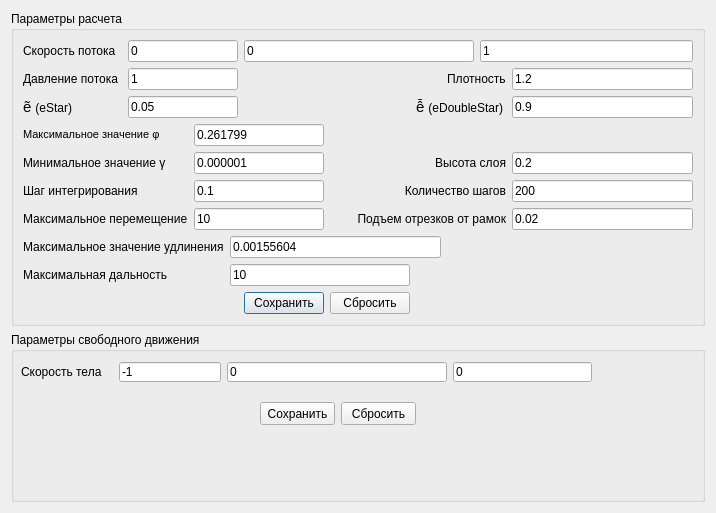
Before: the Qt Designer form solversettings.ui in ChrisEllin/VortexMethod, drawn with Qt 5.
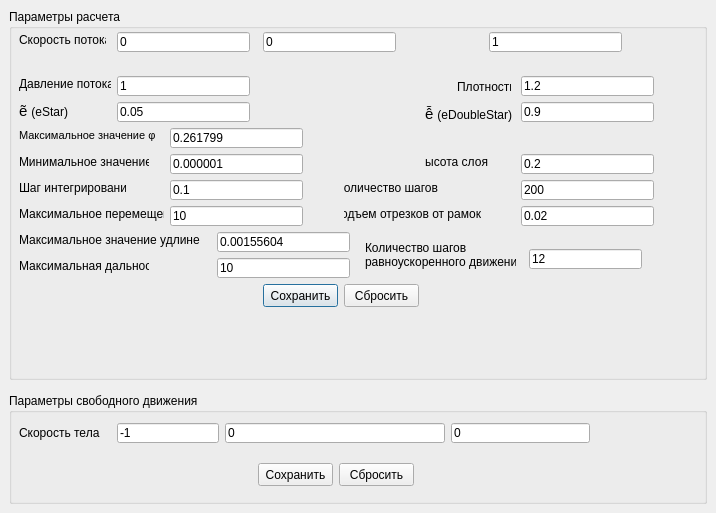
After: the same form once the commit is applied.

What changed in the file:
```diff
--- a/solversettings.ui
+++ b/solversettings.ui
@@ -13,15 +13,27 @@
   <property name="windowTitle">
    <string>Dialog</string>
   </property>
-  <layout class="QGridLayout" name="gridLayout">
-   <item row="0" column="0">
     <widget class="QGroupBox" name="groupBox_2">
+   <property name="geometry">
+    <rect>
+     <x>9</x>
+     <y>9</y>
+     <width>698</width>
+     <height>371</height>
+    </rect>
+   </property>
      <property name="title">
       <string>Параметры расчета</string>
      </property>
-     <layout class="QGridLayout" name="gridLayout_2">
-      <item row="5" column="5" colspan="4">
        <widget class="QLabel" name="label_13">
+    <property name="geometry">
+     <rect>
+      <x>335</x>
+      <y>171</y>
+      <width>94</width>
+      <height>16</height>
+     </rect>
+    </property>
         <property name="text">
          <string>Количество шагов</string>
         </property>
@@ -29,30 +41,54 @@
          <set>Qt::AlignRight|Qt::AlignTrailing|Qt::AlignVCenter</set>
         </property>
        </widget>
-      </item>
-      <item row="5" column="9">
        <widget class="QLineEdit" name="stepsNumLineEdit">
+    <property name="geometry">
+     <rect>
+      <x>512</x>
+      <y>171</y>
+      <width>133</width>
+      <height>20</height>
+     </rect>
+    </property>
         <property name="text">
          <string>200</string>
         </property>
        </widget>
-      </item>
-      <item row="6" column="0" colspan="2">
        <widget class="QLabel" name="label_14">
+    <property name="geometry">
+     <rect>
+      <x>10</x>
+      <y>197</y>
+      <width>145</width>
+      <height>16</height>
+     </rect>
+    </property>
         <property name="text">
          <string>Максимальное перемещение</string>
         </property>
        </widget>
-      </item>
-      <item row="6" column="2" colspan="3">
        <widget class="QLineEdit" name="maxMoveLineEdit">
+    <property name="geometry">
+     <rect>
+      <x>161</x>
+      <y>197</y>
+      <width>133</width>
+      <height>20</height>
+     </rect>
+    </property>
         <property name="text">
          <string>10</string>
         </property>
        </widget>
-      </item>
-      <item row="6" column="5" colspan="4">
        <widget class="QLabel" name="label_17">
+    <property name="geometry">
+     <rect>
+      <x>335</x>
+      <y>197</y>
+      <width>137</width>
+      <height>16</height>
+     </rect>
+    </property>
         <property name="text">
          <string>Подъем отрезков от рамок</string>
         </property>
@@ -60,58 +96,106 @@
          <set>Qt::AlignRight|Qt::AlignTrailing|Qt::AlignVCenter</set>
         </property>
        </widget>
-      </item>
-      <item row="6" column="9">
        <widget class="QLineEdit" name="deltaUpLineEdit">
+    <property name="geometry">
+     <rect>
+      <x>512</x>
+      <y>197</y>
+      <width>133</width>
+      <height>20</height>
+     </rect>
+    </property>
         <property name="text">
          <string>0.02</string>
         </property>
        </widget>
-      </item>
-      <item row="7" column="0" colspan="3">
        <widget class="QLabel" name="label_18">
+    <property name="geometry">
+     <rect>
+      <x>10</x>
+      <y>223</y>
+      <width>181</width>
+      <height>16</height>
+     </rect>
+    </property>
         <property name="text">
          <string>Максимальное значение удлинения</string>
         </property>
        </widget>
-      </item>
-      <item row="7" column="3" colspan="4">
        <widget class="QLineEdit" name="elongationMaxLineEdit">
+    <property name="geometry">
+     <rect>
+      <x>208</x>
+      <y>223</y>
+      <width>133</width>
+      <height>20</height>
+     </rect>
+    </property>
         <property name="text">
          <string>0.00155604</string>
         </property>
        </widget>
-      </item>
-      <item row="8" column="0" colspan="2">
        <widget class="QLabel" name="label_20">
+    <property name="geometry">
+     <rect>
+      <x>10</x>
+      <y>249</y>
+      <width>130</width>
+      <height>16</height>
+     </rect>
+    </property>
         <property name="text">
          <string>Максимальная дальность</string>
         </property>
        </widget>
-      </item>
-      <item row="8" column="3" colspan="3">
        <widget class="QLineEdit" name="farDistanceLineEdit">
+    <property name="geometry">
+     <rect>
+      <x>208</x>
+      <y>249</y>
+      <width>133</width>
+      <height>20</height>
+     </rect>
+    </property>
         <property name="text">
          <string>10</string>
         </property>
        </widget>
-      </item>
-      <item row="9" column="4">
        <widget class="QPushButton" name="saveSolverSettingsPushButton">
+    <property name="geometry">
+     <rect>
+      <x>254</x>
+      <y>275</y>
+      <width>75</width>
+      <height>23</height>
+     </rect>
+    </property>
         <property name="text">
          <string>Сохранить</string>
         </property>
        </widget>
-      </item>
-      <item row="9" column="5">
        <widget class="QPushButton" name="resetSettingsPushButton">
+    <property name="geometry">
+     <rect>
+      <x>335</x>
+      <y>275</y>
+      <width>75</width>
+      <height>23</height>
+     </rect>
+    </property>
         <property name="text">
          <string>Сбросить</string>
         </property>
        </widget>
-      </item>
-      <item row="4" column="6" colspan="3">
        <widget class="QLabel" name="label_11">
+    <property name="geometry">
+     <rect>
+      <x>416</x>
+      <y>145</y>
+      <width>63</width>
+      <height>16</height>
+     </rect>
+    </property>
         <property name="text">
          <string>Высота слоя</string>
         </property>
@@ -119,72 +203,132 @@
          <set>Qt::AlignRight|Qt::AlignTrailing|Qt::AlignVCenter</set>
         </property>
        </widget>
-      </item>
-      <item row="4" column="2" colspan="3">
        <widget class="QLineEdit" name="gammaMinLineEdit">
+    <property name="geometry">
+     <rect>
+      <x>161</x>
+      <y>145</y>
+      <width>133</width>
+      <height>20</height>
+     </rect>
+    </property>
         <property name="text">
          <string>0.000001</string>
         </property>
        </widget>
-      </item>
-      <item row="5" column="2" colspan="3">
        <widget class="QLineEdit" name="stepLineEdit">
+    <property name="geometry">
+     <rect>
+      <x>161</x>
+      <y>171</y>
+      <width>133</width>
+      <height>20</height>
+     </rect>
+    </property>
         <property name="text">
          <string>0.1</string>
         </property>
        </widget>
-      </item>
-      <item row="4" column="9">
        <widget class="QLineEdit" name="layerHeightLineEdit">
+    <property name="geometry">
+     <rect>
+      <x>512</x>
+      <y>145</y>
+      <width>133</width>
+      <height>20</height>
+     </rect>
+    </property>
         <property name="text">
          <string>0.2</string>
         </property>
        </widget>
-      </item>
-      <item row="5" column="0" colspan="2">
        <widget class="QLabel" name="label_12">
+    <property name="geometry">
+     <rect>
+      <x>10</x>
+      <y>171</y>
+      <width>107</width>
+      <height>16</height>
+     </rect>
+    </property>
         <property name="text">
          <string>Шаг интегрирования</string>
         </property>
        </widget>
-      </item>
-      <item row="2" column="6" colspan="3">
        <widget class="QLabel" name="label_8">
+    <property name="geometry">
+     <rect>
+      <x>416</x>
+      <y>96</y>
+      <width>90</width>
+      <height>18</height>
+     </rect>
+    </property>
         <property name="text">
          <string>&lt;html&gt;&lt;head/&gt;&lt;body&gt;&lt;p&gt;&lt;span style=&quot; font-size:11pt;&quot;&gt;ễ &lt;/span&gt;&lt;span style=&quot; font-size:9pt;&quot;&gt;(eDoubleStar)&lt;/span&gt;&lt;/p&gt;&lt;/body&gt;&lt;/html&gt;</string>
         </property>
        </widget>
-      </item>
-      <item row="1" column="1" colspan="3">
        <widget class="QLineEdit" name="pressureStreamLineEdit">
+    <property name="geometry">
+     <rect>
+      <x>108</x>
+      <y>67</y>
+      <width>133</width>
+      <height>20</height>
+     </rect>
+    </property>
         <property name="text">
          <string>1</string>
         </property>
        </widget>
-      </item>
-      <item row="3" column="2" colspan="3">
        <widget class="QLineEdit" name="fiMaxLineEdit">
+    <property name="geometry">
+     <rect>
+      <x>161</x>
+      <y>119</y>
+      <width>133</width>
+      <height>20</height>
+     </rect>
+    </property>
         <property name="text">
          <string>0.261799</string>
         </property>
        </widget>
-      </item>
-      <item row="0" column="4" colspan="4">
        <widget class="QLineEdit" name="yVelStreamLineEdit">
+    <property name="geometry">
+     <rect>
+      <x>254</x>
+      <y>23</y>
+      <width>133</width>
+      <height>20</height>
+     </rect>
+    </property>
         <property name="text">
          <string>0</string>
         </property>
        </widget>
-      </item>
-      <item row="4" column="0" colspan="2">
        <widget class="QLabel" name="label_10">
+    <property name="geometry">
+     <rect>
+      <x>10</x>
+      <y>145</y>
+      <width>130</width>
+      <height>16</height>
+     </rect>
+    </property>
         <property name="text">
          <string>Минимальное значение γ </string>
         </property>
        </widget>
-      </item>
-      <item row="3" column="0" colspan="2">
        <widget class="QLabel" name="label_9">
+    <property name="geometry">
+     <rect>
+      <x>10</x>
+      <y>119</y>
+      <width>137</width>
+      <height>16</height>
+     </rect>
+    </property>
         <property name="text">
          <string>&lt;!DOCTYPE HTML PUBLIC &quot;-//W3C//DTD HTML 4.0//EN&quot; &quot;http://www.w3.org/TR/REC-html40/strict.dtd&quot;&gt;
 &lt;html&gt;&lt;head&gt;&lt;meta name=&quot;qrichtext&quot; content=&quot;1&quot; /&gt;&lt;style type=&quot;text/css&quot;&gt;
@@ -193,75 +337,160 @@
 &lt;p style=&quot; margin-top:12px; margin-bottom:12px; margin-left:0px; margin-right:0px; -qt-block-indent:0; text-indent:0px;&quot;&gt;Максимальное значение φ &lt;/p&gt;&lt;/body&gt;&lt;/html&gt;</string>
         </property>
        </widget>
-      </item>
-      <item row="2" column="9">
        <widget class="QLineEdit" name="eDoubleStarLineEdit">
+    <property name="geometry">
+     <rect>
+      <x>512</x>
+      <y>93</y>
+      <width>133</width>
+      <height>20</height>
+     </rect>
+    </property>
         <property name="text">
          <string>0.9</string>
         </property>
        </widget>
-      </item>
-      <item row="1" column="9">
        <widget class="QLineEdit" name="densityLineEdit">
+    <property name="geometry">
+     <rect>
+      <x>512</x>
+      <y>67</y>
+      <width>133</width>
+      <height>20</height>
+     </rect>
+    </property>
         <property name="text">
          <string>1.2</string>
         </property>
        </widget>
-      </item>
-      <item row="1" column="7" colspan="2">
        <widget class="QLabel" name="label_19">
+    <property name="geometry">
+     <rect>
+      <x>448</x>
+      <y>70</y>
+      <width>54</width>
+      <height>16</height>
+     </rect>
+    </property>
         <property name="text">
          <string>Плотность</string>
         </property>
        </widget>
-      </item>
-      <item row="0" column="8" colspan="2">
        <widget class="QLineEdit" name="zVelStreamLineEdit">
+    <property name="geometry">
+     <rect>
+      <x>480</x>
+      <y>23</y>
+      <width>133</width>
+      <height>20</height>
+     </rect>
+    </property>
         <property name="text">
          <string>1</string>
         </property>
        </widget>
-      </item>
-      <item row="2" column="1" colspan="3">
        <widget class="QLineEdit" name="eStarLineEdit">
+    <property name="geometry">
+     <rect>
+      <x>108</x>
+      <y>93</y>
+      <width>133</width>
+      <height>20</height>
+     </rect>
+    </property>
         <property name="text">
          <string>0.05</string>
         </property>
        </widget>
-      </item>
-      <item row="0" column="0">
        <widget class="QLabel" name="label_6">
+    <property name="geometry">
+     <rect>
+      <x>10</x>
+      <y>23</y>
+      <width>87</width>
+      <height>16</height>
+     </rect>
+    </property>
         <property name="text">
          <string>Скорость потока</string>
         </property>
        </widget>
-      </item>
-      <item row="1" column="0">
        <widget class="QLabel" name="label_5">
+    <property name="geometry">
+     <rect>
+      <x>10</x>
+      <y>67</y>
+      <width>92</width>
+      <height>16</height>
+     </rect>
+    </property>
         <property name="text">
          <string>Давление потока </string>
         </property>
        </widget>
-      </item>
-      <item row="0" column="1" colspan="3">
        <widget class="QLineEdit" name="xVelStreamLineEdit">
+    <property name="geometry">
+     <rect>
+      <x>108</x>
+      <y>23</y>
+      <width>133</width>
+      <height>20</height>
+     </rect>
+    </property>
         <property name="text">
          <string>0</string>
         </property>
        </widget>
-      </item>
-      <item row="2" column="0">
        <widget class="QLabel" name="label_7">
+    <property name="geometry">
+     <rect>
+      <x>10</x>
+      <y>93</y>
+      <width>52</width>
+      <height>18</height>
+     </rect>
+    </property>
         <property name="text">
          <string>&lt;html&gt;&lt;head/&gt;&lt;body&gt;&lt;p&gt;&lt;span style=&quot; font-size:11pt;&quot;&gt;ẽ &lt;/span&gt;&lt;span style=&quot; font-size:9pt;&quot;&gt;(eStar)&lt;/span&gt;&lt;/p&gt;&lt;/body&gt;&lt;/html&gt;</string>
         </property>
        </widget>
-      </item>
-     </layout>
-    </widget>
-   </item>
-   <item row="1" column="0">
+   <widget class="QLabel" name="label">
+    <property name="geometry">
+     <rect>
+      <x>356</x>
+      <y>230</y>
+      <width>151</width>
+      <height>31</height>
+     </rect>
+    </property>
+    <property name="text">
+     <string>Количество шагов 
+равноускоренного движения</string>
+    </property>
+   </widget>
+   <widget class="QLineEdit" name="acceleratedStepsNumLineEdit">
+    <property name="geometry">
+     <rect>
+      <x>520</x>
+      <y>240</y>
+      <width>113</width>
+      <height>20</height>
+     </rect>
+    </property>
+    <property name="text">
+     <string>12</string>
+    </property>
+   </widget>
+  </widget>
     <widget class="QGroupBox" name="groupBox">
+   <property name="geometry">
+    <rect>
+     <x>9</x>
+     <y>393</y>
+     <width>698</width>
+     <height>111</height>
+    </rect>
+   </property>
      <property name="title">
       <string>Параметры свободного движения</string>
      </property>
@@ -344,8 +573,6 @@
       </property>
      </widget>
     </widget>
-   </item>
-  </layout>
  </widget>
  <resources/>
  <connections/>
```
Lines whose indentation alone changed are shown as unchanged.
